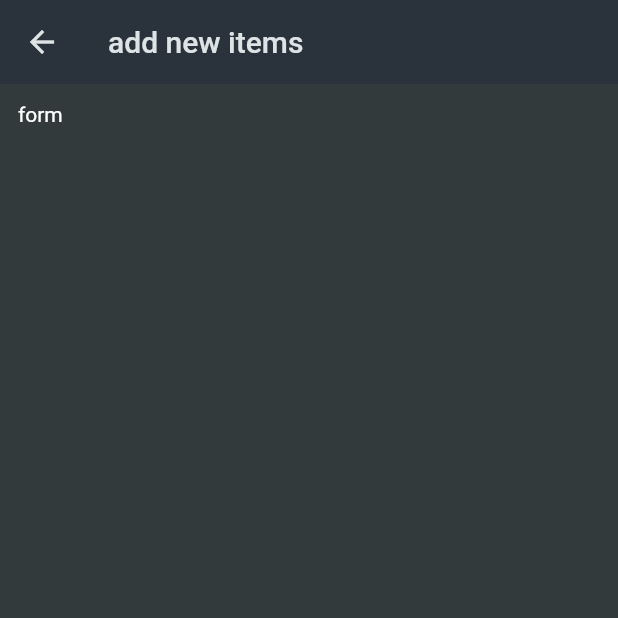
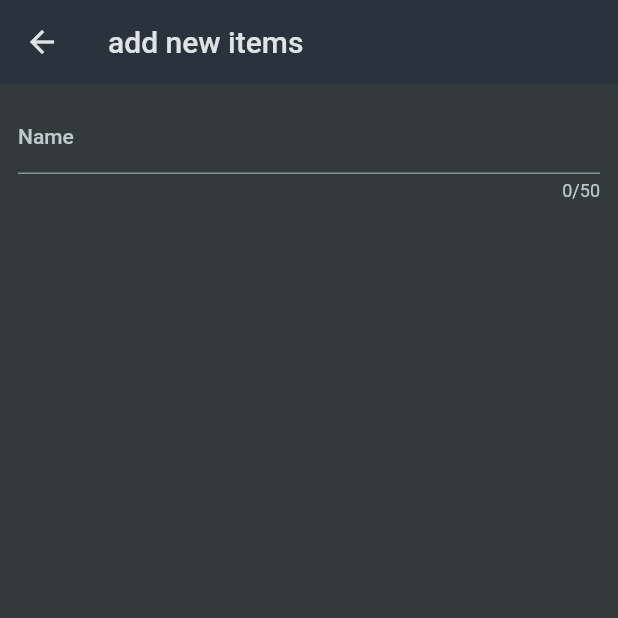
Before and after one commit to Angel-dash/Shoppe, a Flutter app: the NewItem screen opened directly, on a phone screen of 412 x 824 dp, the top half of it. Run offline on Flutter 3.47's test engine with Material 2 defaults, Android fonts, the phone set to English and light mode, and no system bars.

Commit message:
input form

```diff
--- a/lib/widgets/new_item.dart
+++ b/lib/widgets/new_item.dart
@@ -16,7 +16,21 @@ class _NewItemState extends State<NewItem> {
       ),
       body: Padding(
         padding: const EdgeInsets.all(12),
-        child: Text('form'), //hold the forum
+        child: Form(
+          child: Column(
+            children: [
+              TextFormField(
+                maxLength: 50,
+                decoration: const InputDecoration(
+                  label: Text("Name"),
+                ),
+                validator: (value) {
+                  return 'Demo...';
+                },
+              ),
+            ],
+          ),
+        ), //hold the forum
       ),
     );
   }
```
